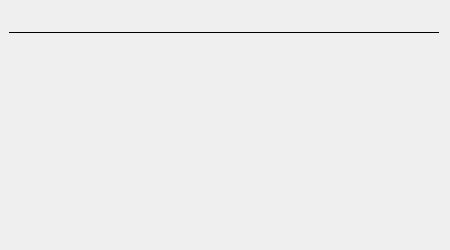
Qt form src/ui/forms/about.ui (bitcap-co/bitcap-ipr) before a commit.
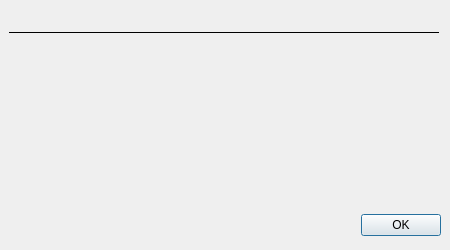
The same form after that commit.

Commit message: ui: update about dialog

Patch:
```diff
--- a/src/ui/forms/about.ui
+++ b/src/ui/forms/about.ui
@@ -11,7 +11,7 @@
    </rect>
   </property>
   <property name="sizePolicy">
-   <sizepolicy hsizetype="Preferred" vsizetype="Preferred">
+   <sizepolicy hsizetype="Fixed" vsizetype="Fixed">
     <horstretch>0</horstretch>
     <verstretch>0</verstretch>
    </sizepolicy>
@@ -89,18 +89,15 @@
     <property name="bottomMargin">
      <number>9</number>
     </property>
-    <item>
-     <spacer name="horizontalSpacer">
-      <property name="orientation">
-       <enum>Qt::Orientation::Horizontal</enum>
+    <item alignment="Qt::AlignmentFlag::AlignRight">
+     <widget class="QPushButton" name="acceptButton">
+      <property name="text">
+       <string>OK</string>
       </property>
-      <property name="sizeHint" stdset="0">
-       <size>
-        <width>40</width>
-        <height>20</height>
-       </size>
+      <property name="default">
+       <bool>true</bool>
       </property>
-     </spacer>
+     </widget>
     </item>
    </layout>
   </widget>
```
Left out of the diff: 15 changed lines with no effect on the pictures. The commit also changes 2 other files.
